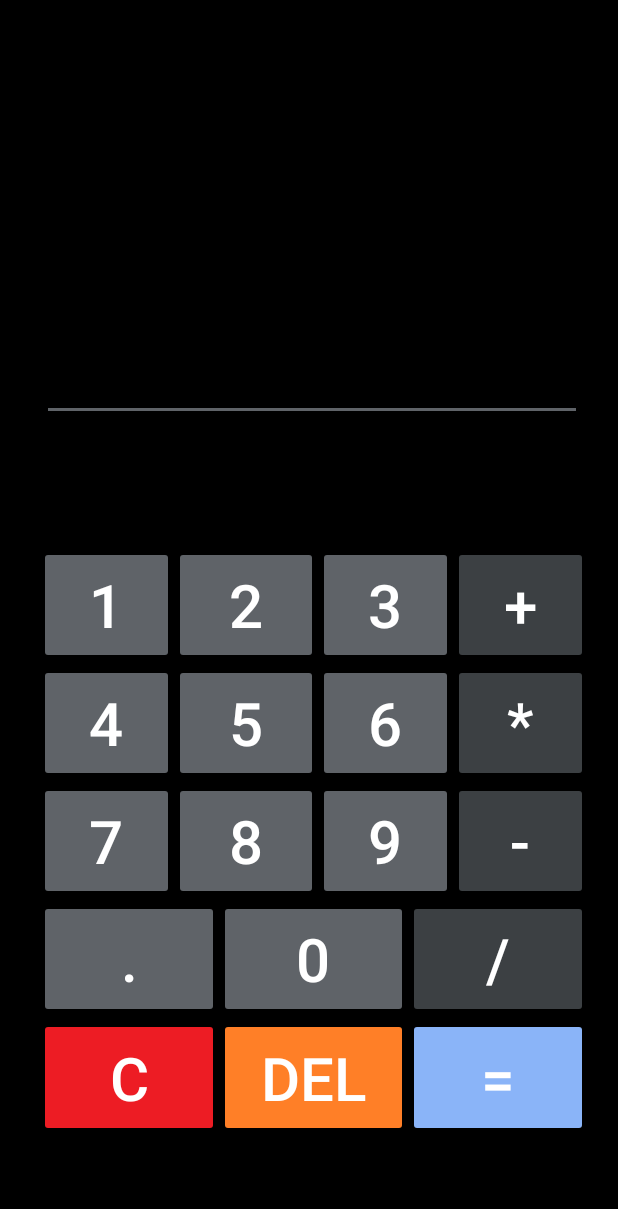
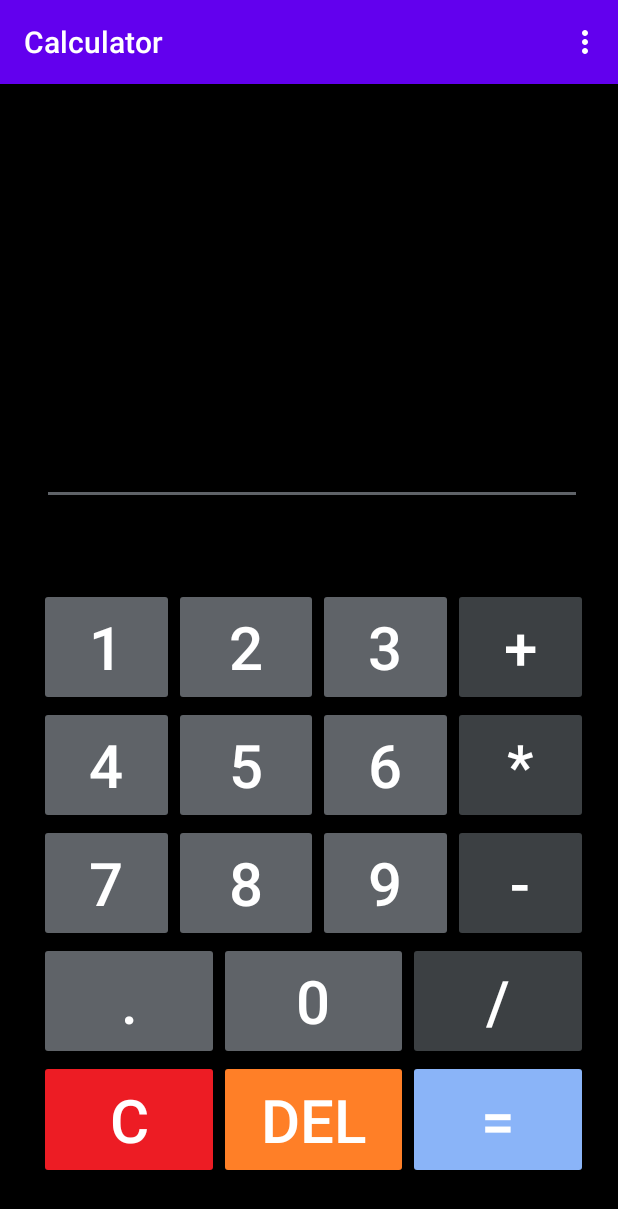
Before and after one commit to Dreufter/MobileApps, an Android app: the screen it shows after launch (MainActivity), on a phone screen of 412 x 824 dp. Shown: the top 1209 px of the screen. Run offline under Robolectric (Android 15) with nearby library versions, the phone set to English and light mode, and no system bars; libraries missing offline, so code that uses them is left out: com.udojava.evalex.

Commit message:
#upload added menu and menuItems

```diff
--- a/Calculator/app/src/main/java/hl/t1/ejemplo05/MainActivity.java
+++ b/Calculator/app/src/main/java/hl/t1/ejemplo05/MainActivity.java
@@ -3,6 +3,9 @@ package hl.t1.ejemplo05;
 import android.annotation.SuppressLint;
 import android.os.Bundle;
 import android.support.v7.app.AppCompatActivity;
+import android.view.Menu;
+import android.view.MenuInflater;
+import android.view.MenuItem;
 import android.view.View;
 import android.widget.TextView;
 import android.widget.Toast;
@@ -18,7 +21,7 @@ public class MainActivity extends AppCompatActivity implements View.OnClickListe
     protected void onCreate(Bundle savedInstanceState) throws NullPointerException {
         super.onCreate(savedInstanceState);
         setContentView(R.layout.activity_main);
-        Objects.requireNonNull(getSupportActionBar()).hide();
+        //Objects.requireNonNull(getSupportActionBar()).hide();
     }
 
     @SuppressLint("NonConstantResourceId")
@@ -111,4 +114,26 @@ public class MainActivity extends AppCompatActivity implements View.OnClickListe
                 break;
         }
     }
+
+    public boolean onCreateOptionsMenu(Menu menu){
+        MenuInflater inflater = getMenuInflater();
+        inflater.inflate(R.menu.main, menu);
+        return true;
+    }
+
+    public boolean onOptionsItemSelected(MenuItem item){
+        switch (item.getItemId()){
+            case R.id.mitem1:
+                Toast.makeText(this, "Elemento 1", Toast.LENGTH_SHORT).show();
+                return true;
+            case R.id.mitem2:
+                Toast.makeText(this, "Elemento 2", Toast.LENGTH_SHORT).show();
+                return true;
+            case R.id.mitem3:
+                Toast.makeText(this, "Creado por Pedro Moraga Castelar", Toast.LENGTH_SHORT).show();
+                return true;
+            default:
+                return super.onOptionsItemSelected(item);
+        }
+    }
 }
--- /dev/null
+++ b/Calculator/app/src/main/res/menu/main.xml
@@ -0,0 +1,19 @@
+<?xml version="1.0" encoding="utf-8"?>
+<menu xmlns:android="http://schemas.android.com/apk/res/android"
+    android:background="@color/black">
+
+    <item
+        android:id="@+id/mitem1"
+        android:iconTint="@color/black"
+        android:title="@string/mITitle1" />
+    <item
+        android:id="@+id/mitem2"
+        android:iconTint="@color/black"
+        android:title="@string/mITitle2" />
+    <item
+        android:id="@+id/mitem3"
+        android:iconTint="@color/black"
+        android:icon="@android:drawable/ic_dialog_info"
+        android:title="@string/mITitle3" />
+
+</menu>
--- a/Calculator/app/src/main/res/values/strings.xml
+++ b/Calculator/app/src/main/res/values/strings.xml
@@ -1,4 +1,7 @@
 <resources>
     <string name="app_name">Calculator</string>
     <string name="etVisor">0</string>
+    <string name="mITitle1">Elemento 1</string>
+    <string name="mITitle2">Elemento 2</string>
+    <string name="mITitle3">Acerca de</string>
 </resources>
```
